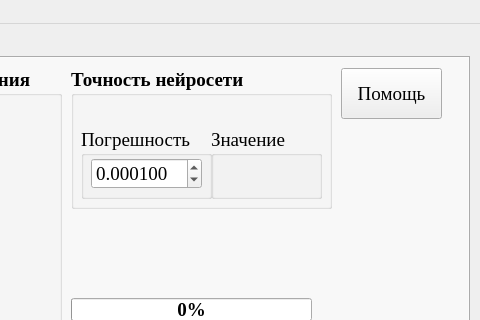
First picture: the form in uixml/shield2.ui, repository ILTZ/NNGUI, before the edit; both pictures show x 451 to 931 and y 0 to 320 of the 931 by 507 pixel window.
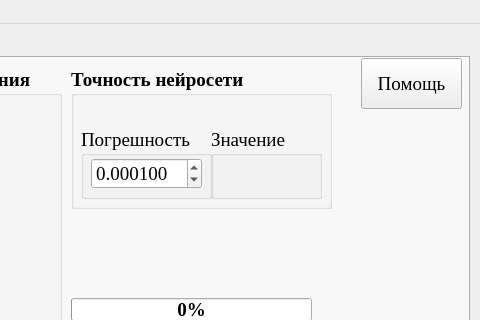
Second picture: the form after the edit. Icons and pictures are not drawn.

The edit to the form file:
```diff
--- a/uixml/shield2.ui
+++ b/uixml/shield2.ui
@@ -379,8 +379,8 @@
          <widget class="QPushButton" name="learnHelpBtn">
           <property name="geometry">
            <rect>
-            <x>780</x>
-            <y>20</y>
+            <x>800</x>
+            <y>10</y>
             <width>101</width>
             <height>51</height>
            </rect>
```
Left out of the diff: 8 changed lines with no effect on the pictures.
